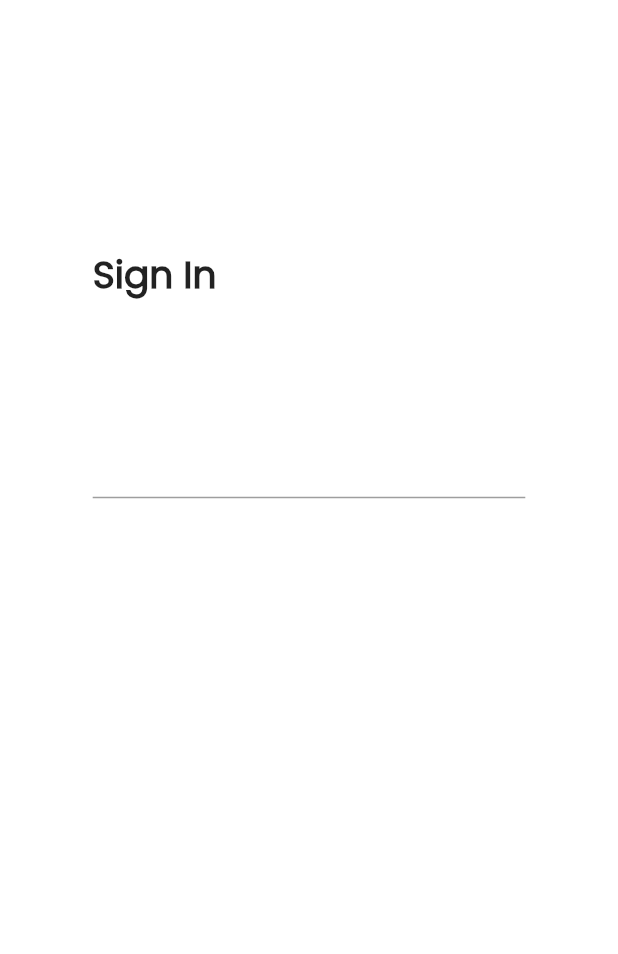
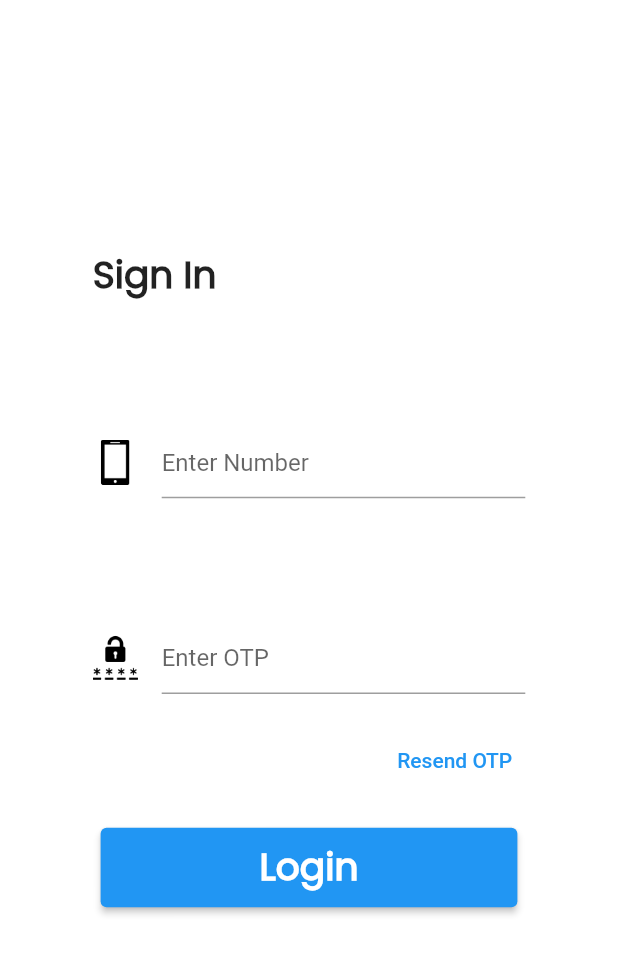
Before and after one commit to Ansh743/farm_fresh_app, a Flutter app: the screen it shows after launch, on a phone screen of 412 x 824 dp. Shown: the top 954 px of the screen. Run offline on Flutter 3.47's test engine with Material 2 defaults, Android fonts, the phone set to English and light mode, and no system bars.

Commit message:
Sigin page updated

```diff
--- a/lib/widgets/SignInPage.dart
+++ b/lib/widgets/SignInPage.dart
@@ -33,7 +33,76 @@ class _SignInPageState extends State<SignInPage> {
               height: MediaQuery.of(context).size.height * 0.1,
             ),
             // TODO: Make row for leading icon and TextFormFeild
-            TextFormField(),
+            TextFormField(
+              decoration: InputDecoration(
+                hintText: 'Enter Number',
+                icon: Container(
+                  // color: Colors.white,
+                  child: Image.asset('asset/icons/mobile-test.png'),
+                  height: 40,
+                  width: 30,
+                ),
+              ),
+              validator: (value) {
+                if (value == '') {
+                  return 'Enter number';
+                }
+              },
+              onChanged: (value) {
+                print(value);
+              },
+            ),
+            SizedBox(
+              height: MediaQuery.of(context).size.height * 0.1,
+            ),
+            // TODO: Make row for leading icon and TextFormFeild
+            TextFormField(
+              decoration: InputDecoration(
+                hintText: 'Enter OTP',
+                icon: Container(
+                  // color: Colors.white,
+                  child: Image.asset('asset/icons/otp.png'),
+                  height: 40,
+                  width: 30,
+                ),
+              ),
+              onChanged: (value) {
+                print(value);
+              },
+            ),
+            SizedBox(
+              height: MediaQuery.of(context).size.height * 0.025,
+            ),
+            Container(
+              padding: EdgeInsets.only(left: 195),
+              child: TextButton(
+                onPressed: () {
+                  print('Resending OTP');
+                },
+                child: Text('Resend OTP'),
+              ),
+            ),
+            SizedBox(
+              height: MediaQuery.of(context).size.height * 0.025,
+            ),
+            Center(
+              child: ElevatedButton(
+                child: Container(
+                  padding: EdgeInsets.fromLTRB(90, 8, 90, 8),
+                  child: Text(
+                    'Login',
+                    style: TextStyle(
+                      fontSize: 25,
+                      fontWeight: FontWeight.w600,
+                      fontFamily: 'Poppins',
+                    ),
+                  ),
+                ),
+                onPressed: () {
+                  print('Data Submitted');
+                },
+              ),
+            ),
           ],
         ),
       ),
```
Also changed, not shown: asset/icons/mobile-test.png (added), asset/icons/mobile.png, asset/icons/otp.png.
